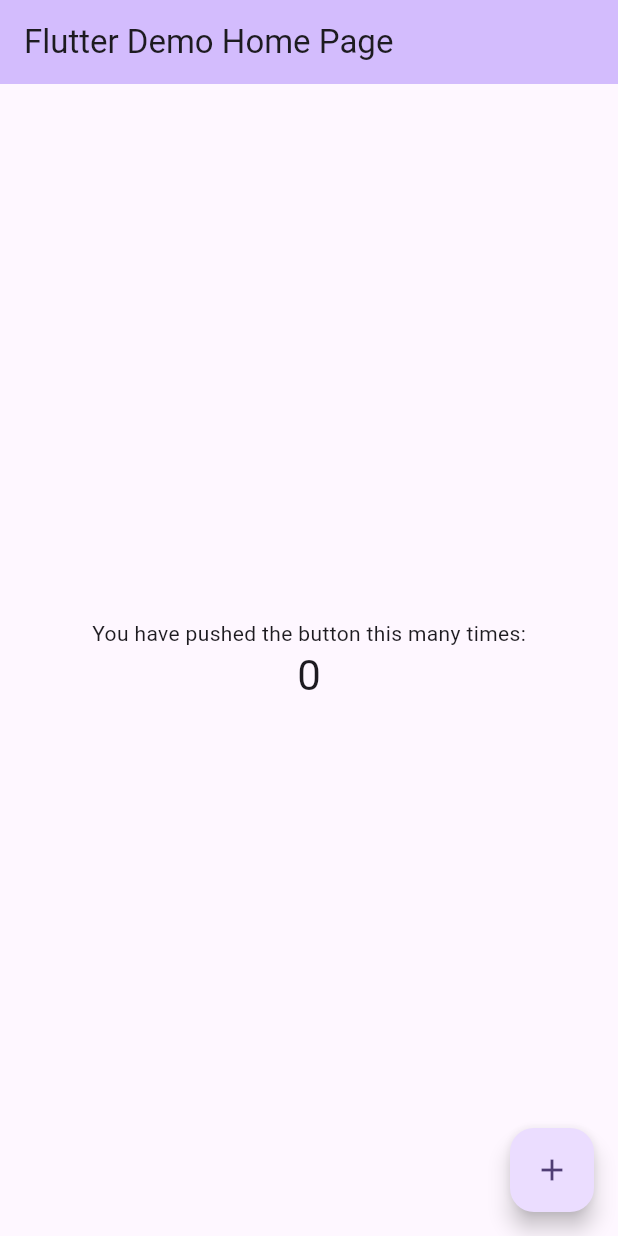
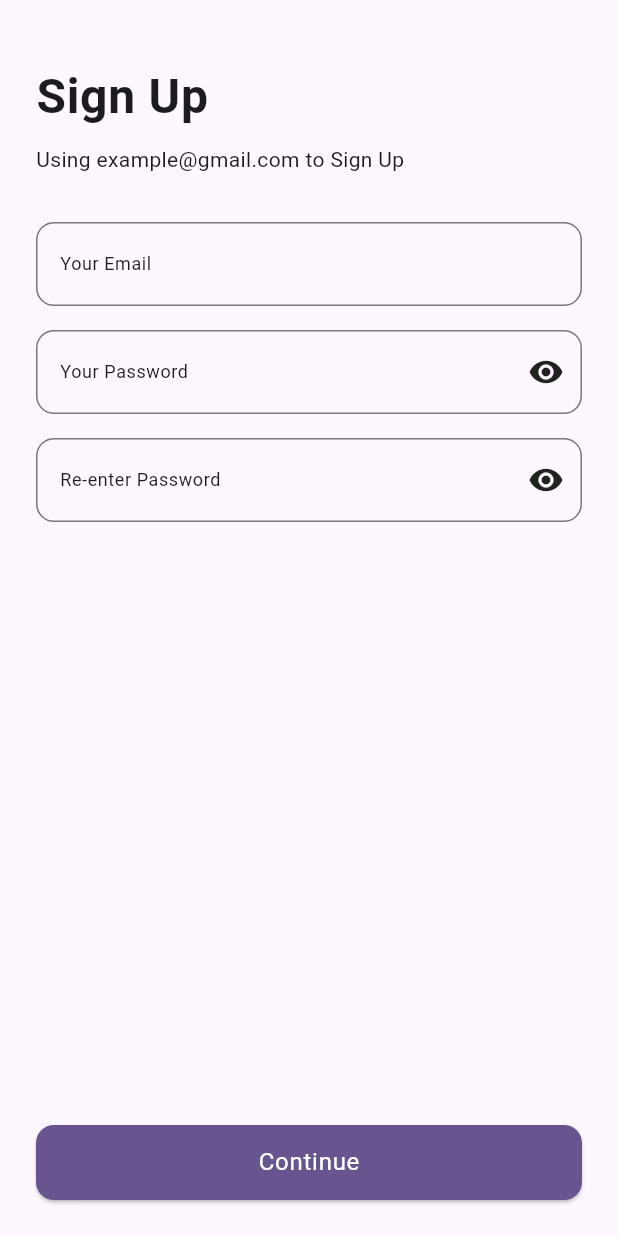
Before and after one commit to mk-muzzammil/Comsicon_Competition_Flutter_Project, a Flutter app: the screen it shows after launch, on a phone screen of 412 x 824 dp. Run offline on Flutter 3.47's test engine with Material 3 defaults, Android fonts, the phone set to English and light mode, and no system bars; our stand-ins replace cloud_firestore, firebase_auth, firebase_core; missing offline and left inert: cloudinary; accounts and stored records are empty.

```diff
--- a/lib/main.dart
+++ b/lib/main.dart
@@ -1,4 +1,5 @@
 import 'package:comsicon/firebase_options.dart';
+import 'package:comsicon/pages/signupPage.dart';
 import 'package:firebase_core/firebase_core.dart';
 import 'package:flutter/material.dart';
 
@@ -35,7 +36,7 @@ class MyApp extends StatelessWidget {
         // tested with just a hot reload.
         colorScheme: ColorScheme.fromSeed(seedColor: Colors.deepPurple),
       ),
-      home: const MyHomePage(title: 'Flutter Demo Home Page'),
+      home: const SignUpScreen(),
     );
   }
 }
--- a/lib/pages/signupPage.dart
+++ b/lib/pages/signupPage.dart
@@ -1,203 +1,218 @@
-// import 'package:comsicon/Services/databaseHandler.dart';
-// import 'package:comsicon/theme/colors.dart';
-// import 'package:flutter/material.dart';
+import 'package:comsicon/services/databaseHandler.dart';
+import 'package:flutter/material.dart';
 
-// class SignUpScreen extends StatefulWidget {
-//   const SignUpScreen({Key? key}) : super(key: key);
+class SignUpScreen extends StatefulWidget {
+  const SignUpScreen({Key? key}) : super(key: key);
 
-//   @override
-//   _SignUpScreenState createState() => _SignUpScreenState();
-// }
+  @override
+  _SignUpScreenState createState() => _SignUpScreenState();
+}
 
-// class _SignUpScreenState extends State<SignUpScreen> {
-//   final _formKey = GlobalKey<FormState>();
-//   bool _obscurePassword = true;
-//   bool _obscureConfirmPassword = true;
-//   final TextEditingController _emailController = TextEditingController();
-//   final TextEditingController _passwordController = TextEditingController();
-//   final TextEditingController _confirmPasswordController =
-//       TextEditingController();
+class _SignUpScreenState extends State<SignUpScreen> {
+  final _formKey = GlobalKey<FormState>();
+  bool _obscurePassword = true;
+  bool _obscureConfirmPassword = true;
+  final TextEditingController _emailController = TextEditingController();
+  final TextEditingController _passwordController = TextEditingController();
+  final TextEditingController _confirmPasswordController =
+      TextEditingController();
 
-//   final DatabaseService _databaseService = DatabaseService();
+  final DatabaseService _databaseService = DatabaseService();
 
-//   @override
-//   Widget build(BuildContext context) {
-//     final theme = Theme.of(context);
+  @override
+  void dispose() {
+    _emailController.dispose();
+    _passwordController.dispose();
+    _confirmPasswordController.dispose();
+    super.dispose();
+  }
 
-//     return Scaffold(
-//       backgroundColor: theme.scaffoldBackgroundColor,
-//       body: SafeArea(
-//         child: Padding(
-//           padding: const EdgeInsets.symmetric(horizontal: 24.0),
-//           child: Form(
-//             key: _formKey,
-//             child: Column(
-//               crossAxisAlignment: CrossAxisAlignment.start,
-//               children: [
-//                 const SizedBox(height: 40),
-//                 Text(
-//                   'Sign Up',
-//                   style: theme.textTheme.bodyLarge?.copyWith(
-//                     fontSize: 32,
-//                     fontWeight: FontWeight.bold,
-//                   ),
-//                 ),
-//                 const SizedBox(height: 8),
-//                 Text(
-//                   'Using example@gmail.com to Sign Up',
-//                   style: theme.textTheme.bodyMedium,
-//                 ),
-//                 const SizedBox(height: 32),
+  @override
+  Widget build(BuildContext context) {
+    final theme = Theme.of(context);
 
-//                 // Email
-//                 TextFormField(
-//                   controller: _emailController,
-//                   style: theme.textTheme.bodyLarge,
-//                   decoration: InputDecoration(
-//                     labelText: 'Your Email',
-//                     labelStyle: theme.textTheme.bodySmall,
-//                     enabledBorder: OutlineInputBorder(
-//                       borderRadius: BorderRadius.circular(12),
-//                       borderSide: BorderSide(color: theme.dividerColor),
-//                     ),
-//                     focusedBorder: OutlineInputBorder(
-//                       borderRadius: BorderRadius.circular(12),
-//                       borderSide: BorderSide(color: theme.colorScheme.primary),
-//                     ),
-//                   ),
-//                 ),
-//                 const SizedBox(height: 16),
+    return Scaffold(
+      backgroundColor: theme.scaffoldBackgroundColor,
+      body: SafeArea(
+        child: Padding(
+          padding: const EdgeInsets.symmetric(horizontal: 24.0),
+          child: Form(
+            key: _formKey,
+            child: Column(
+              crossAxisAlignment: CrossAxisAlignment.start,
+              children: [
+                const SizedBox(height: 40),
+                Text(
+                  'Sign Up',
+                  style: theme.textTheme.bodyLarge?.copyWith(
+                    fontSize: 32,
+                    fontWeight: FontWeight.bold,
+                  ),
+                ),
+                const SizedBox(height: 8),
+                Text(
+                  'Using example@gmail.com to Sign Up',
+                  style: theme.textTheme.bodyMedium,
+                ),
+                const SizedBox(height: 32),
 
-//                 // Password
-//                 TextFormField(
-//                   controller: _passwordController,
-//                   obscureText: _obscurePassword,
-//                   style: theme.textTheme.bodyLarge,
-//                   decoration: InputDecoration(
-//                     labelText: 'Your Password',
-//                     labelStyle: theme.textTheme.bodySmall,
-//                     enabledBorder: OutlineInputBorder(
-//                       borderRadius: BorderRadius.circular(12),
-//                       borderSide: BorderSide(color: theme.dividerColor),
-//                     ),
-//                     focusedBorder: OutlineInputBorder(
-//                       borderRadius: BorderRadius.circular(12),
-//                       borderSide: BorderSide(color: theme.colorScheme.primary),
-//                     ),
-//                     suffixIcon: IconButton(
-//                       icon: Icon(
-//                         _obscurePassword
-//                             ? Icons.visibility
-//                             : Icons.visibility_off,
-//                         color: theme.iconTheme.color,
-//                       ),
-//                       onPressed: () {
-//                         setState(() {
-//                           _obscurePassword = !_obscurePassword;
-//                         });
-//                       },
-//                     ),
-//                   ),
-//                 ),
-//                 const SizedBox(height: 16),
+                // Email
+                TextFormField(
+                  controller: _emailController,
+                  keyboardType: TextInputType.emailAddress,
+                  validator: (value) {
+                    if (value == null || value.isEmpty) {
+                      return 'Please enter your email';
+                    }
+                    if (!value.contains('@')) {
+                      return 'Please enter a valid email';
+                    }
+                    return null;
+                  },
+                  style: theme.textTheme.bodyLarge,
+                  decoration: InputDecoration(
+                    labelText: 'Your Email',
+                    labelStyle: theme.textTheme.bodySmall,
+                    enabledBorder: OutlineInputBorder(
+                      borderRadius: BorderRadius.circular(12),
+                      borderSide: BorderSide(color: theme.dividerColor),
+                    ),
+                    focusedBorder: OutlineInputBorder(
+                      borderRadius: BorderRadius.circular(12),
+                      borderSide: BorderSide(color: theme.colorScheme.primary),
+                    ),
+                  ),
+                ),
+                const SizedBox(height: 16),
 
-//                 // Confirm Password
-//                 TextFormField(
-//                   controller: _confirmPasswordController,
-//                   obscureText: _obscureConfirmPassword,
-//                   style: theme.textTheme.bodyLarge,
-//                   decoration: InputDecoration(
-//                     labelText: 'Re-enter Password',
-//                     labelStyle: theme.textTheme.bodySmall,
-//                     enabledBorder: OutlineInputBorder(
-//                       borderRadius: BorderRadius.circular(12),
-//                       borderSide: BorderSide(color: theme.dividerColor),
-//                     ),
-//                     focusedBorder: OutlineInputBorder(
-//                       borderRadius: BorderRadius.circular(12),
-//                       borderSide: BorderSide(color: theme.colorScheme.primary),
-//                     ),
-//                     suffixIcon: IconButton(
-//                       icon: Icon(
-//                         _obscureConfirmPassword
-//                             ? Icons.visibility
-//                             : Icons.visibility_off,
-//                         color: theme.iconTheme.color,
-//                       ),
-//                       onPressed: () {
-//                         setState(() {
-//                           _obscureConfirmPassword = !_obscureConfirmPassword;
-//                         });
-//                       },
-//                     ),
-//                   ),
-//                 ),
-//                 const Spacer(),
+                // Password
+                TextFormField(
+                  controller: _passwordController,
+                  obscureText: _obscurePassword,
+                  validator: (value) {
+                    if (value == null || value.isEmpty) {
+                      return 'Please enter your password';
+                    }
+                    if (value.length < 6) {
+                      return 'Password must be at least 6 characters';
+                    }
+                    return null;
+                  },
+                  style: theme.textTheme.bodyLarge,
+                  decoration: InputDecoration(
+                    labelText: 'Your Password',
+                    labelStyle: theme.textTheme.bodySmall,
+                    enabledBorder: OutlineInputBorder(
+                      borderRadius: BorderRadius.circular(12),
+                      borderSide: BorderSide(color: theme.dividerColor),
+                    ),
+                    focusedBorder: OutlineInputBorder(
+                      borderRadius: BorderRadius.circular(12),
+                      borderSide: BorderSide(color: theme.colorScheme.primary),
+                    ),
+                    suffixIcon: IconButton(
+                      icon: Icon(
+                        _obscurePassword
+                            ? Icons.visibility
+                            : Icons.visibility_off,
+                        color: theme.iconTheme.color,
+                      ),
+                      onPressed: () {
+                        setState(() {
+                          _obscurePassword = !_obscurePassword;
+                        });
+                      },
+                    ),
+                  ),
+                ),
+                const SizedBox(height: 16),
 
-//                 // Continue Button
-//                 SizedBox(
-//                   width: double.infinity,
-//                   height: 50,
-//                   child: ElevatedButton(
-//                     style: ElevatedButton.styleFrom(
-//                       backgroundColor: theme.colorScheme.primary,
-//                       shape: RoundedRectangleBorder(
-//                         borderRadius: BorderRadius.circular(12),
-//                       ),
-//                     ),
-//                     onPressed: () async {
-//                       if (_formKey.currentState!.validate()) {
-//                         String email = _emailController.text.trim();
-//                         String password = _passwordController.text.trim();
-//                         String confirmPassword =
-//                             _confirmPasswordController.text.trim();
+                // Confirm Password
+                TextFormField(
+                  controller: _confirmPasswordController,
+                  obscureText: _obscureConfirmPassword,
+                  validator: (value) {
+                    if (value == null || value.isEmpty) {
+                      return 'Please confirm your password';
+                    }
+                    if (value != _passwordController.text) {
+                      return 'Passwords do not match';
+                    }
+                    return null;
+                  },
+                  style: theme.textTheme.bodyLarge,
+                  decoration: InputDecoration(
+                    labelText: 'Re-enter Password',
+                    labelStyle: theme.textTheme.bodySmall,
+                    enabledBorder: OutlineInputBorder(
+                      borderRadius: BorderRadius.circular(12),
+                      borderSide: BorderSide(color: theme.dividerColor),
+                    ),
+                    focusedBorder: OutlineInputBorder(
+                      borderRadius: BorderRadius.circular(12),
+                      borderSide: BorderSide(color: theme.colorScheme.primary),
+                    ),
+                    suffixIcon: IconButton(
+                      icon: Icon(
+                        _obscureConfirmPassword
+                            ? Icons.visibility
+                            : Icons.visibility_off,
+                        color: theme.iconTheme.color,
+                      ),
+                      onPressed: () {
+                        setState(() {
+                          _obscureConfirmPassword = !_obscureConfirmPassword;
+                        });
+                      },
+                    ),
+                  ),
+                ),
+                const Spacer(),
 
-//                         if (email.isEmpty ||
-//                             password.isEmpty ||
-//                             confirmPassword.isEmpty) {
-//                           ScaffoldMessenger.of(context).showSnackBar(
-//                             const SnackBar(
-//                               content: Text("Please fill all fields"),
-//                             ),
-//                           );
-//                           return;
-//                         }
-//                         if (password != confirmPassword) {
-//                           ScaffoldMessenger.of(context).showSnackBar(
-//                             const SnackBar(
-//                               content: Text("Password does not match"),
-//                             ),
-//                           );
-//                           return;
-//                         }
+                // Continue Button
+                SizedBox(
+                  width: double.infinity,
+                  height: 50,
+                  child: ElevatedButton(
+                    style: ElevatedButton.styleFrom(
+                      backgroundColor: theme.colorScheme.primary,
+                      shape: RoundedRectangleBorder(
+                        borderRadius: BorderRadius.circular(12),
+                      ),
+                    ),
+                    onPressed: () async {
+                      if (_formKey.currentState!.validate()) {
+                        String email = _emailController.text.trim();
+                        String password = _passwordController.text.trim();
 
-//                         bool result = await _databaseService.signUp(
-//                           email: email,
-//                           password: password,
-//                           context: context,
-//                         );
-//                         if (result) {
-//                           _emailController.clear();
-//                           _passwordController.clear();
-//                           _confirmPasswordController.clear();
-//                         }
-//                       }
-//                     },
-//                     child: Text(
-//                       'Continue',
-//                       style: theme.textTheme.bodyLarge?.copyWith(
-//                         fontSize: 16,
-//                         color: theme.colorScheme.onPrimary,
-//                       ),
-//                     ),
-//                   ),
-//                 ),
-//                 const SizedBox(height: 24),
-//               ],
-//             ),
-//           ),
-//         ),
-//       ),
-//     );
-//   }
-// }
+                        bool result = await _databaseService.signUp(
+                          email: email,
+                          password: password,
+                          context: context,
+                        );
+
+                        if (result && mounted) {
+                          _emailController.clear();
+                          _passwordController.clear();
+                          _confirmPasswordController.clear();
+                        }
+                      }
+                    },
+                    child: Text(
+                      'Continue',
+                      style: theme.textTheme.bodyLarge?.copyWith(
+                        fontSize: 16,
+                        color: theme.colorScheme.onPrimary,
+                      ),
+                    ),
+                  ),
+                ),
+                const SizedBox(height: 24),
+              ],
+            ),
+          ),
+        ),
+      ),
+    );
+  }
+}
--- a/pubspec.yaml
+++ b/pubspec.yaml
@@ -38,6 +38,7 @@ dependencies:
   firebase_auth: ^5.5.2
   cloudinary: ^1.2.0
   cloudinary_flutter: ^1.3.0
+  cloud_firestore: ^5.6.6
 
 dev_dependencies:
   flutter_test:
```
Also changed, not shown: lib/services/databaseHandler.dart (+151 -112 lines), pubspec.lock.
